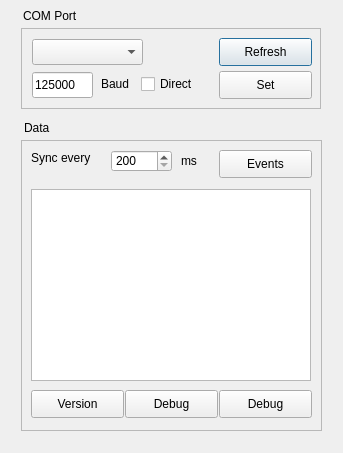
First picture: the form in untitled.ui, repository gneagu/Reworked_EcoCar_Diagnostic, before the edit.
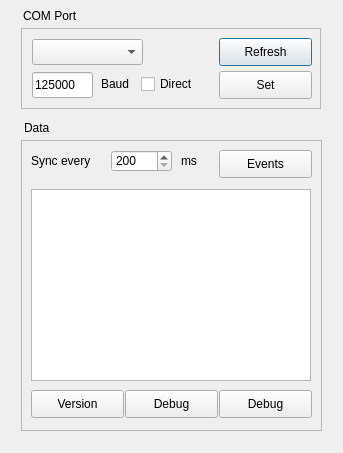
Second picture: the form after the edit.

Diff of the .ui file:
```diff
--- a/untitled.ui
+++ b/untitled.ui
@@ -113,7 +113,7 @@
      <rect>
       <x>80</x>
       <y>48</y>
-      <width>31</width>
+      <width>41</width>
       <height>16</height>
      </rect>
     </property>
@@ -179,7 +179,7 @@
     <property name="geometry">
      <rect>
       <x>10</x>
-      <y>10</y>
+      <y>13</y>
       <width>81</width>
       <height>16</height>
      </rect>
```
Left out of the diff: 26 changed lines with no effect on the pictures.
